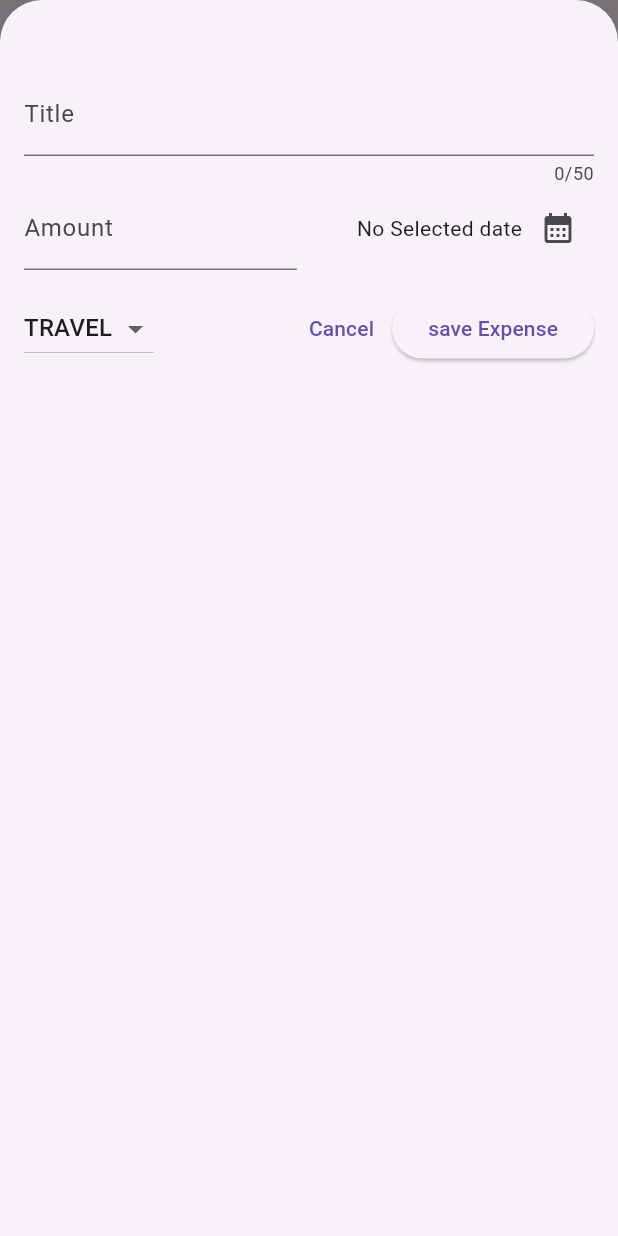
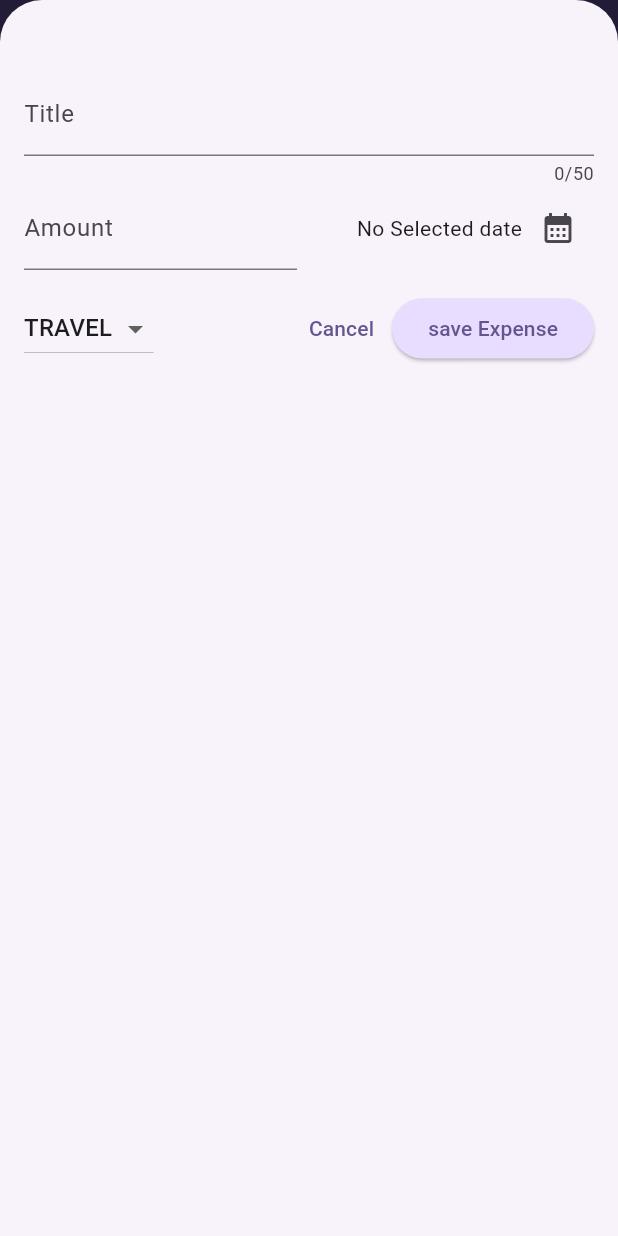
Before and after one commit to Joseph-Ofodum/expense_tracker, a Flutter app: the screen it shows after launch, after a tap on the "add" icon, on a phone screen of 412 x 824 dp. Run offline on Flutter 3.47's test engine with Material 3 defaults, Android fonts, the phone set to English and light mode, and no system bars.

Commit message:
theming in the materail widget and calling the theme in the customized widgets

```diff
--- a/lib/main.dart
+++ b/lib/main.dart
@@ -2,10 +2,37 @@ import 'package:flutter/material.dart';
 
 import 'package:expense_tracker/widgets/expenses.dart';
 
+var kColorScheme = ColorScheme.fromSeed(
+  seedColor: const Color.fromARGB(255, 96, 59, 181),
+);
+
 void main() {
   runApp(
-    const MaterialApp(
-      home: Expenses(),
+    MaterialApp(
+      theme: ThemeData().copyWith(
+        colorScheme: kColorScheme,
+        appBarTheme: const AppBarTheme().copyWith(
+          backgroundColor: kColorScheme.onPrimaryContainer,
+          foregroundColor: kColorScheme.primaryContainer,
+        ),
+        cardTheme: const CardTheme().copyWith(
+          color: kColorScheme.secondaryContainer,
+          margin: const EdgeInsets.symmetric(horizontal: 16, vertical: 8),
+        ),
+        elevatedButtonTheme: ElevatedButtonThemeData(
+          style: ElevatedButton.styleFrom(
+            backgroundColor: kColorScheme.primaryContainer,
+          ),
+        ),
+        textTheme: ThemeData().textTheme.copyWith(
+              titleLarge: TextStyle(
+                fontWeight: FontWeight.bold,
+                color: kColorScheme.onSecondaryContainer,
+                fontSize: 16,
+              ),
+            ),
+      ),
+      home: const Expenses(),
     ),
   );
 }
--- a/lib/widgets/expenses.dart
+++ b/lib/widgets/expenses.dart
@@ -52,9 +52,10 @@ class _ExpenseState extends State<Expenses> {
     setState(() {
       _registeredExpenses.remove(expense);
     });
+    ScaffoldMessenger.of(context).clearSnackBars();
     ScaffoldMessenger.of(context).showSnackBar(
        SnackBar(
-        duration: const Duration(seconds: 3),
+        duration: const Duration(seconds: 10),
         content: const Text('Expense deleted'),
         action: SnackBarAction(
           label: 'undo',
--- a/lib/widgets/expenses_list/expense_item.dart
+++ b/lib/widgets/expenses_list/expense_item.dart
@@ -13,7 +13,7 @@ class ExpenseItem extends StatelessWidget {
         padding: const EdgeInsets.symmetric(horizontal: 20, vertical: 18),
         child: Column(
           children: [
-            Text(expense.title),
+            Text(expense.title, style: Theme.of(context).textTheme.titleLarge,),
             const SizedBox(height: 4,),
             Row(
               children: [
```
